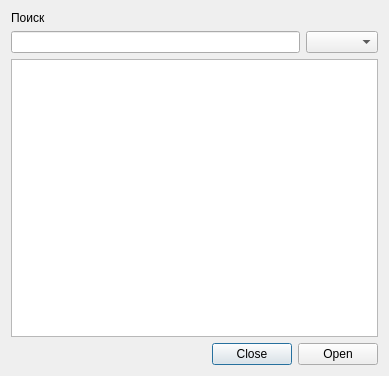
Above: src/Tsunami/OpenMeasureDialog.ui from maluginp/Tsunami before the change. Below: the same form after it.
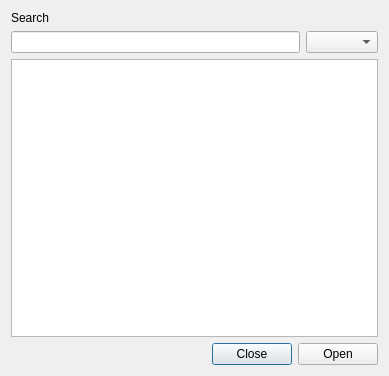
That is the form after the change.

What changed in the file:
```diff
--- a/src/Tsunami/OpenMeasureDialog.ui
+++ b/src/Tsunami/OpenMeasureDialog.ui
@@ -17,7 +17,7 @@
    <item row="0" column="0">
     <widget class="QLabel" name="label">
      <property name="text">
-      <string>Поиск</string>
+      <string>Search</string>
      </property>
     </widget>
    </item>
```
Left out of the diff: 2 changed lines with no effect on the pictures.
